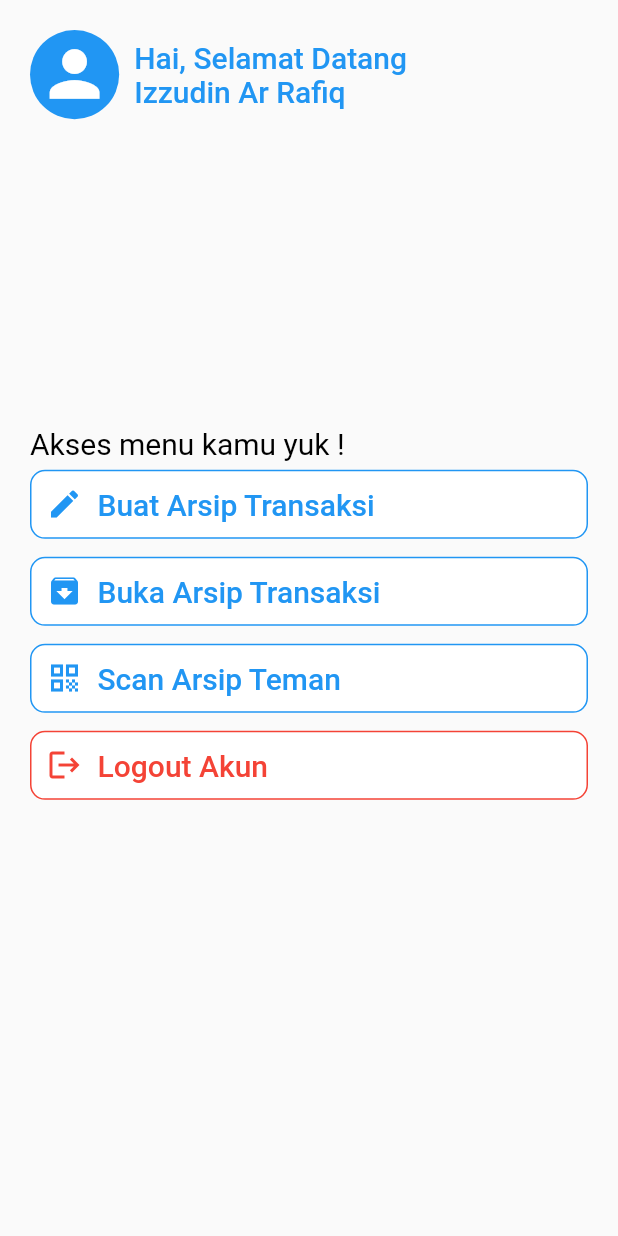
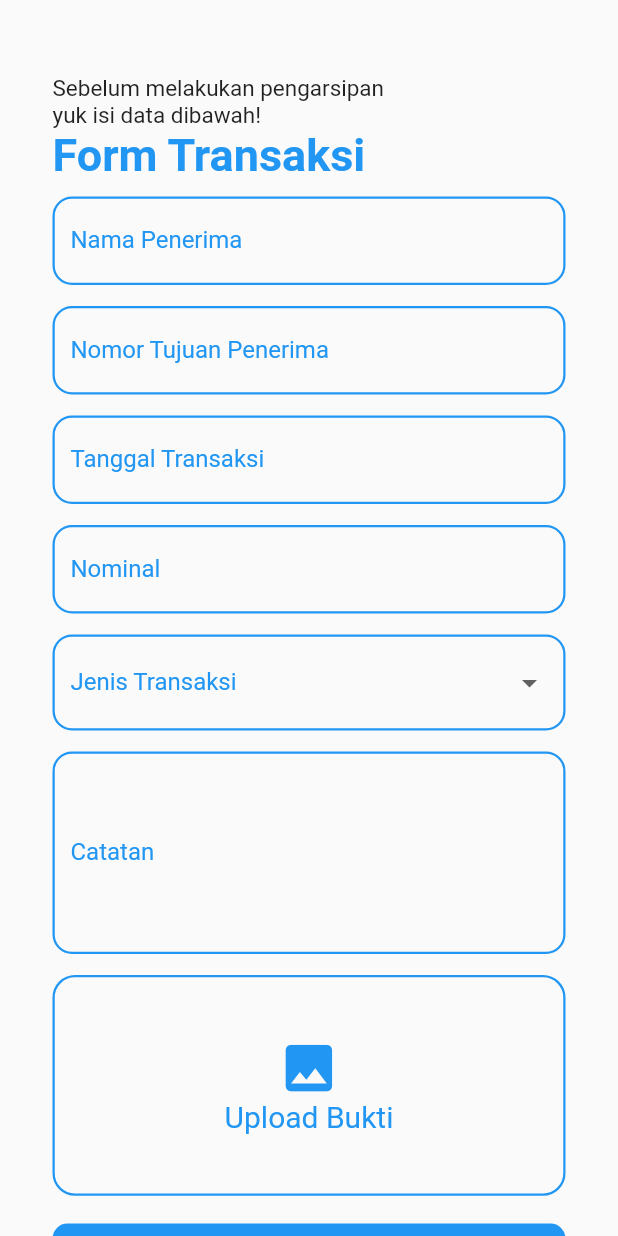
Before and after one commit to izzudin26/B-Archive_Flutter, a Flutter app: the screen it shows after launch, after a tap on "Buat Arsip Transaksi", on a phone screen of 412 x 824 dp. Run offline on Flutter 3.47's test engine with Material 2 defaults, Android fonts, the phone set to English and light mode, and no system bars; our stand-ins replace flutter_datetime_picker, image_picker.

Commit message:
add create form

```diff
--- a/lib/components/MainMenu/containerMenu.dart
+++ b/lib/components/MainMenu/containerMenu.dart
@@ -22,7 +22,11 @@ class ContainerMenu extends StatelessWidget {
           )),
           backgroundColor: MaterialStateColor.resolveWith((states) => states.contains(MaterialState.pressed) ? menuItem.color.withOpacity(0.2) : Colors.white)
         ),
-        onPressed: (){},
+        onPressed: (){
+          if(menuItem.classWidget != null){
+            Navigator.push(context, MaterialPageRoute(builder: (context) => menuItem.classWidget!));
+          }
+        },
         child: Container(
           padding: EdgeInsets.all(3),
           child: Row(children: [
--- /dev/null
+++ b/lib/screen/formTransaction.dart
@@ -0,0 +1,170 @@
+import 'dart:io';
+
+import 'package:flutter/material.dart';
+import 'package:b_archive/style/style.dart' as style;
+import 'package:flutter_datetime_picker/flutter_datetime_picker.dart';
+import 'package:image_picker/image_picker.dart';
+
+class FormTransaction extends StatefulWidget {
+  FormTransaction({Key? key}) : super(key: key);
+
+  @override
+  State<FormTransaction> createState() => _FormTransactionState();
+}
+
+class _FormTransactionState extends State<FormTransaction> {
+  final _formkey = GlobalKey<FormState>();
+  XFile? image;
+
+  TextEditingController name = TextEditingController();
+  TextEditingController rekening = TextEditingController();
+  TextEditingController date = TextEditingController();
+  TextEditingController ref = TextEditingController();
+  TextEditingController amount = TextEditingController();
+  String transactionOption = "payment";
+  TextEditingController note = TextEditingController();
+
+  void _showDatePicker() {
+    DatePicker.showDatePicker(context, onConfirm: (_date) {
+      setState(() {
+        print(_date);
+        date.text = "${_date.day}-${_date.month}-${_date.year}";
+      });
+    }, currentTime: DateTime.now(), locale: LocaleType.id);
+  }
+
+  Future<void> _imagePicker() async {
+    final ImagePicker _picker = ImagePicker();
+    XFile? file = await _picker.pickImage(source: ImageSource.gallery);
+    if (file != null) {
+      print(file.path);
+      setState(() {
+        image = file;
+      });
+    }
+  }
+
+  Widget formWidget() => Form(
+      key: _formkey,
+      child: Column(
+        children: [
+          Container(
+            margin: EdgeInsets.only(top: 10, bottom: 7),
+            child: TextFormField(
+              decoration: style.textInput(context, "Nama Penerima"),
+              controller: name,
+            ),
+          ),
+          Container(
+            margin: EdgeInsets.only(top: 7, bottom: 7),
+            child: TextFormField(
+              decoration: style.textInput(context, "Nomor Tujuan Penerima"),
+              controller: rekening,
+            ),
+          ),
+          Container(
+            margin: EdgeInsets.only(top: 7, bottom: 7),
+            child: TextFormField(
+              decoration: style.textInput(context, "Tanggal Transaksi"),
+              controller: date,
+              readOnly: true,
+              onTap: _showDatePicker,
+            ),
+          ),
+          Container(
+            margin: EdgeInsets.only(top: 7, bottom: 7),
+            child: TextFormField(
+              decoration: style.textInput(context, "Nominal"),
+              keyboardType: TextInputType.number,
+              controller: amount,
+            ),
+          ),
+          Container(
+              margin: EdgeInsets.only(top: 7, bottom: 7),
+              child: DropdownButtonFormField<String>(
+                  decoration: style.textInput(context, "Jenis Transaksi"),
+                  items: <String>["payment", "transfer", "topup"]
+                      .map((e) => DropdownMenuItem(
+                            child: Text(e == "payment"
+                                ? "Pembayaran"
+                                : e == "transfer"
+                                    ? "Transfer"
+                                    : "Topup"),
+                            value: e,
+                          ))
+                      .toList(),
+                  onChanged: (String? value) {
+                    setState(() {
+                      transactionOption = value!;
+                    });
+                  })),
+          Container(
+            margin: EdgeInsets.only(top: 7, bottom: 7),
+            child: TextFormField(
+              decoration: style.textInput(context, "Catatan"),
+              controller: note,
+              maxLines: 5,
+            ),
+          ),
+          Container(
+            margin: EdgeInsets.only(top: 7, bottom: 7),
+            child: InkWell(
+                onTap: _imagePicker,
+                child: image != null ? Image.file(File(image!.path)) : Container(
+                  padding: EdgeInsets.only(top: 40, bottom: 40),
+                  decoration: BoxDecoration(
+                      border: Border.all(
+                          color: Theme.of(context).colorScheme.primary,
+                          width: 1.5),
+                      borderRadius: BorderRadius.circular(15)),
+                  child: Center(
+                      child: Column(
+                    children: [
+                      Icon(Icons.image,
+                          color: Theme.of(context).colorScheme.primary,
+                          size: MediaQuery.of(context).size.width * 0.1),
+                      Text("Upload Bukti",
+                          style: style.textMenuStyle(
+                              context, Theme.of(context).colorScheme.primary))
+                    ],
+                  )),
+                )),
+          ),
+          Container(
+              margin: EdgeInsets.only(top: 7, bottom: 7),
+              child: SizedBox(
+                width: double.infinity,
+                child: TextButton(
+                    onPressed: () {},
+                    child: Text("Arsipkan Transaksi",
+                        style: style.textMenuStyle(context, Colors.white)),
+                    style: style.button(context, false)),
+              )),
+        ],
+      ));
+
+  @override
+  Widget build(BuildContext context) {
+    return Scaffold(
+      body: Center(
+        child: SingleChildScrollView(
+          child: Container(
+            padding: EdgeInsets.only(left: 35, right: 35, bottom: 50, top: 50),
+            child: Column(
+              crossAxisAlignment: CrossAxisAlignment.start,
+              children: [
+                Text("Sebelum melakukan pengarsipan", style: style.subtitle()),
+                Text("yuk isi data dibawah!", style: style.subtitle()),
+                Text(
+                  "Form Transaksi",
+                  style: style.header(context),
+                ),
+                formWidget()
+              ],
+            ),
+          ),
+        ),
+      ),
+    );
+  }
+}
--- a/lib/screen/mainmenu.dart
+++ b/lib/screen/mainmenu.dart
@@ -1,4 +1,5 @@
 import 'package:b_archive/components/MainMenu/userProfile.dart';
+import 'package:b_archive/screen/formTransaction.dart';
 import 'package:flutter/material.dart';
 import 'package:b_archive/style/style.dart' as style;
 import 'package:b_archive/components/MainMenu/containerMenu.dart';
@@ -7,7 +8,8 @@ class MenuItem {
   String label;
   Color color;
   Icon prefixIcon;
-  MenuItem({required this.label, required this.color, required this.prefixIcon});
+  Widget? classWidget;
+  MenuItem({required this.label, required this.color, required this.prefixIcon, this.classWidget});
 
   Icon getColoredIcon() => Icon(prefixIcon.icon, color: color);
 }
@@ -22,7 +24,7 @@ class MainMenu extends StatefulWidget {
 class _MainMenuState extends State<MainMenu> {
 
   List<MenuItem> menuItems = [
-    MenuItem(label: "Buat Arsip Transaksi", color: Colors.blue, prefixIcon: Icon(Icons.create)),
+    MenuItem(label: "Buat Arsip Transaksi", color: Colors.blue, prefixIcon: Icon(Icons.create), classWidget: FormTransaction()),
     MenuItem(label: "Buka Arsip Transaksi", color: Colors.blue, prefixIcon: Icon(Icons.archive)),
     MenuItem(label: "Scan Arsip Teman", color: Colors.blue, prefixIcon: Icon(Icons.qr_code)),
     MenuItem(label: "Logout Akun", color: Colors.red, prefixIcon: Icon(Icons.logout))
--- a/pubspec.yaml
+++ b/pubspec.yaml
@@ -34,6 +34,8 @@ dependencies:
   # The following adds the Cupertino Icons font to your application.
   # Use with the CupertinoIcons class for iOS style icons.
   cupertino_icons: ^1.0.2
+  flutter_datetime_picker: ^1.5.1
+  image_picker: ^0.8.5
 
 dev_dependencies:
   flutter_test:
```
Also changed, not shown: pubspec.lock, 1 other file.
